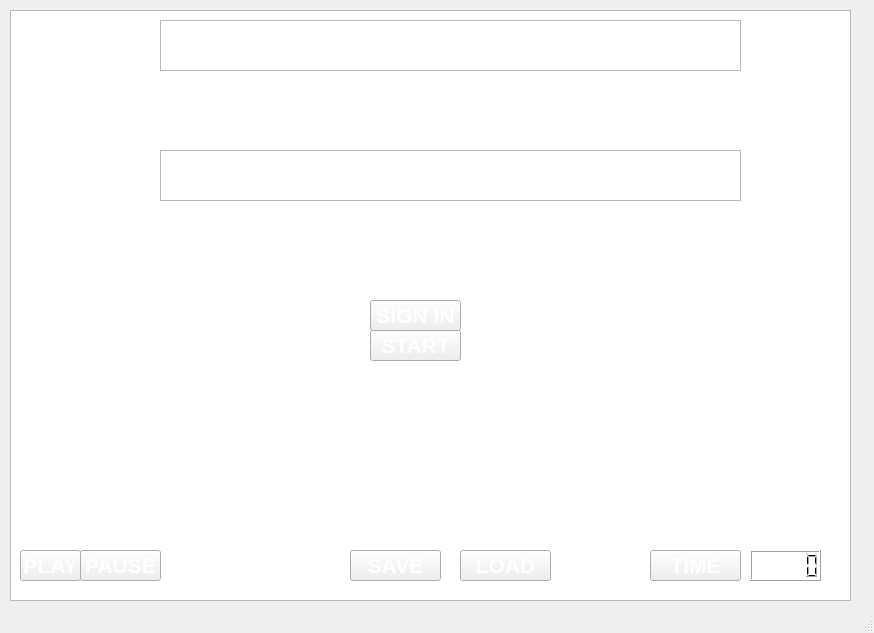
Before: the Qt Designer form mainwindow.ui in gabriellopera/proyectofinal, drawn with Qt 5.
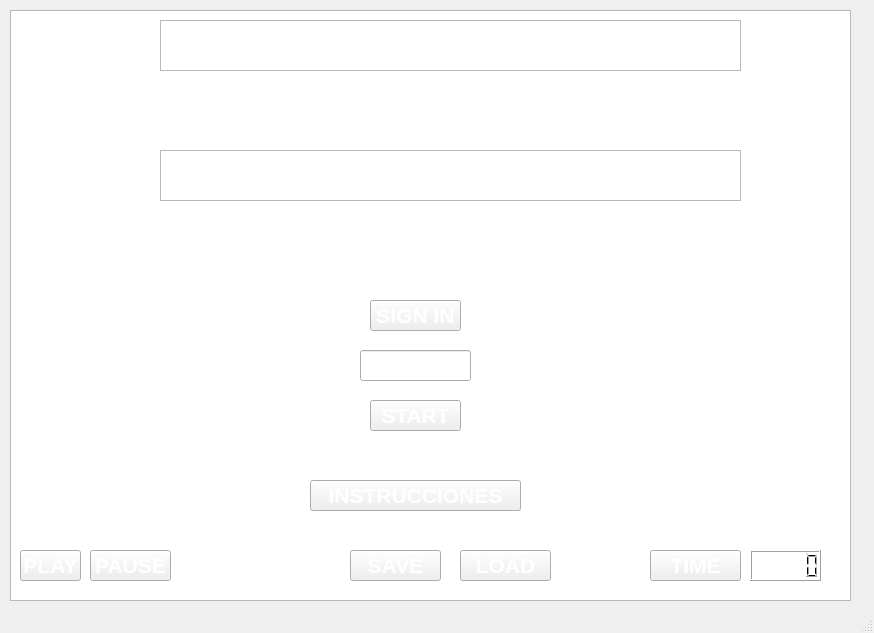
After: the same form once the commit is applied. Icons and pictures are not drawn.

Diff of the .ui file:
```diff
--- a/mainwindow.ui
+++ b/mainwindow.ui
@@ -224,7 +224,7 @@
     <property name="geometry">
      <rect>
       <x>370</x>
-      <y>330</y>
+      <y>400</y>
       <width>91</width>
       <height>31</height>
      </rect>
@@ -889,7 +889,7 @@
    <widget class="QPushButton" name="pushButton_7">
     <property name="geometry">
      <rect>
-      <x>80</x>
+      <x>90</x>
       <y>550</y>
       <width>81</width>
       <height>31</height>
@@ -997,6 +997,228 @@
      <string>PAUSE</string>
     </property>
    </widget>
+   <widget class="QPushButton" name="pushButton_8">
+    <property name="geometry">
+     <rect>
+      <x>310</x>
+      <y>480</y>
+      <width>211</width>
+      <height>31</height>
+     </rect>
+    </property>
+    <property name="palette">
+     <palette>
+      <active>
+       <colorrole role="Text">
+        <brush brushstyle="SolidPattern">
+         <color alpha="255">
+          <red>254</red>
+          <green>254</green>
+          <blue>254</blue>
+         </color>
+        </brush>
+       </colorrole>
+       <colorrole role="ButtonText">
+        <brush brushstyle="SolidPattern">
+         <color alpha="255">
+          <red>255</red>
+          <green>255</green>
+          <blue>255</blue>
+         </color>
+        </brush>
+       </colorrole>
+       <colorrole role="PlaceholderText">
+        <brush brushstyle="SolidPattern">
+         <color alpha="128">
+          <red>254</red>
+          <green>254</green>
+          <blue>254</blue>
+         </color>
+        </brush>
+       </colorrole>
+      </active>
+      <inactive>
+       <colorrole role="Text">
+        <brush brushstyle="SolidPattern">
+         <color alpha="255">
+          <red>254</red>
+          <green>254</green>
+          <blue>254</blue>
+         </color>
+        </brush>
+       </colorrole>
+       <colorrole role="ButtonText">
+        <brush brushstyle="SolidPattern">
+         <color alpha="255">
+          <red>255</red>
+          <green>255</green>
+          <blue>255</blue>
+         </color>
+        </brush>
+       </colorrole>
+       <colorrole role="PlaceholderText">
+        <brush brushstyle="SolidPattern">
+         <color alpha="128">
+          <red>254</red>
+          <green>254</green>
+          <blue>254</blue>
+         </color>
+        </brush>
+       </colorrole>
+      </inactive>
+      <disabled>
+       <colorrole role="Text">
+        <brush brushstyle="SolidPattern">
+         <color alpha="255">
+          <red>120</red>
+          <green>120</green>
+          <blue>120</blue>
+         </color>
+        </brush>
+       </colorrole>
+       <colorrole role="ButtonText">
+        <brush brushstyle="SolidPattern">
+         <color alpha="255">
+          <red>120</red>
+          <green>120</green>
+          <blue>120</blue>
+         </color>
+        </brush>
+       </colorrole>
+       <colorrole role="PlaceholderText">
+        <brush brushstyle="SolidPattern">
+         <color alpha="128">
+          <red>0</red>
+          <green>0</green>
+          <blue>0</blue>
+         </color>
+        </brush>
+       </colorrole>
+      </disabled>
+     </palette>
+    </property>
+    <property name="font">
+     <font>
+      <pointsize>16</pointsize>
+      <weight>75</weight>
+      <bold>true</bold>
+     </font>
+    </property>
+    <property name="text">
+     <string>INSTRUCCIONES</string>
+    </property>
+   </widget>
+   <widget class="QLineEdit" name="lineEdit">
+    <property name="geometry">
+     <rect>
+      <x>360</x>
+      <y>350</y>
+      <width>111</width>
+      <height>31</height>
+     </rect>
+    </property>
+    <property name="palette">
+     <palette>
+      <active>
+       <colorrole role="Text">
+        <brush brushstyle="SolidPattern">
+         <color alpha="255">
+          <red>254</red>
+          <green>254</green>
+          <blue>254</blue>
+         </color>
+        </brush>
+       </colorrole>
+       <colorrole role="ButtonText">
+        <brush brushstyle="SolidPattern">
+         <color alpha="255">
+          <red>254</red>
+          <green>254</green>
+          <blue>254</blue>
+         </color>
+        </brush>
+       </colorrole>
+       <colorrole role="PlaceholderText">
+        <brush brushstyle="SolidPattern">
+         <color alpha="128">
+          <red>254</red>
+          <green>254</green>
+          <blue>254</blue>
+         </color>
+        </brush>
+       </colorrole>
+      </active>
+      <inactive>
+       <colorrole role="Text">
+        <brush brushstyle="SolidPattern">
+         <color alpha="255">
+          <red>254</red>
+          <green>254</green>
+          <blue>254</blue>
+         </color>
+        </brush>
+       </colorrole>
+       <colorrole role="ButtonText">
+        <brush brushstyle="SolidPattern">
+         <color alpha="255">
+          <red>254</red>
+          <green>254</green>
+          <blue>254</blue>
+         </color>
+        </brush>
+       </colorrole>
+       <colorrole role="PlaceholderText">
+        <brush brushstyle="SolidPattern">
+         <color alpha="128">
+          <red>254</red>
+          <green>254</green>
+          <blue>254</blue>
+         </color>
+        </brush>
+       </colorrole>
+      </inactive>
+      <disabled>
+       <colorrole role="Text">
+        <brush brushstyle="SolidPattern">
+         <color alpha="255">
+          <red>120</red>
+          <green>120</green>
+          <blue>120</blue>
+         </color>
+        </brush>
+       </colorrole>
+       <colorrole role="ButtonText">
+        <brush brushstyle="SolidPattern">
+         <color alpha="255">
+          <red>120</red>
+          <green>120</green>
+          <blue>120</blue>
+         </color>
+        </brush>
+       </colorrole>
+       <colorrole role="PlaceholderText">
+        <brush brushstyle="SolidPattern">
+         <color alpha="128">
+          <red>0</red>
+          <green>0</green>
+          <blue>0</blue>
+         </color>
+        </brush>
+       </colorrole>
+      </disabled>
+     </palette>
+    </property>
+    <property name="font">
+     <font>
+      <pointsize>14</pointsize>
+      <weight>75</weight>
+      <bold>true</bold>
+     </font>
+    </property>
+    <property name="text">
+     <string/>
+    </property>
+   </widget>
   </widget>
   <widget class="QMenuBar" name="menubar">
    <property name="geometry">
```
